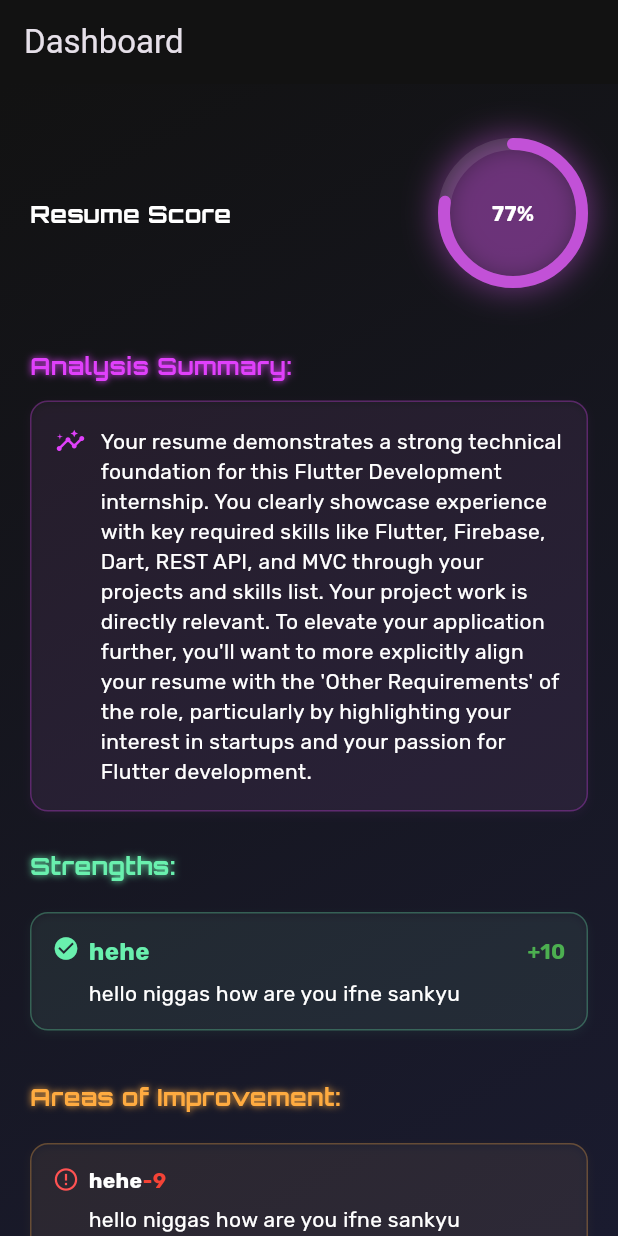
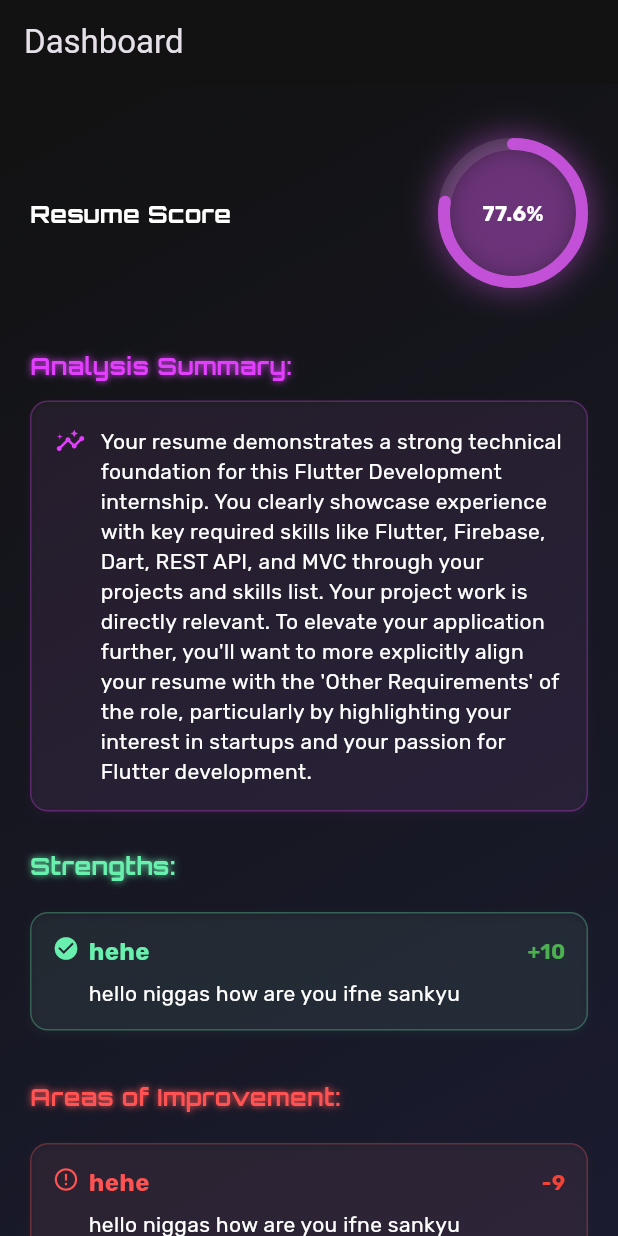
Before and after one commit to arrohisrivastava0/SynthCV, a Flutter app: the screen it shows after launch, on a phone screen of 412 x 824 dp. Run offline on Flutter 3.47's test engine with Material 3 defaults, Android fonts, the phone set to English and light mode, and no system bars; drawn by our look-alikes of percent_indicator; our stand-ins replace file_picker, fl_chart, flutter_dotenv, google_fonts, google_sign_in, hive and 1 more; missing offline and left inert: syncfusion_flutter_pdf; accounts and stored records are empty; Roboto replaces fonts that are missing (Montserrat).

Commit message:
Fixed dashboard

```diff
--- a/lib/screens/resume_score_screen.dart
+++ b/lib/screens/resume_score_screen.dart
@@ -187,22 +187,18 @@ class ResumeScoreScreen extends StatelessWidget {
                               ],
                             ),
                           ),
-
                         ],
                       ),
-
-
-                    )
-                ),
+                    )),
                 const SizedBox(height: 24),
                 Text(
                   "Areas of Improvement:",
                   style: GoogleFonts.orbitron(
                     fontSize: 16,
                     fontWeight: FontWeight.bold,
-                    color: Colors.orangeAccent,
+                    color: Colors.redAccent,
                     shadows: [
-                      const Shadow(blurRadius: 6, color: Colors.orangeAccent),
+                      const Shadow(blurRadius: 6, color: Colors.redAccent),
                     ],
                   ),
                 ),
@@ -214,10 +210,10 @@ class ResumeScoreScreen extends StatelessWidget {
                         color: Colors.white.withOpacity(0.03),
                         borderRadius: BorderRadius.circular(12),
                         border: Border.all(
-                            color: Colors.orangeAccent.withOpacity(0.3)),
+                            color: Colors.redAccent.withOpacity(0.3)),
                         boxShadow: [
                           BoxShadow(
-                            color: Colors.orangeAccent.withOpacity(0.05),
+                            color: Colors.redAccent.withOpacity(0.05),
                             blurRadius: 4,
                             offset: const Offset(0, 2),
                           ),
@@ -231,6 +227,7 @@ class ResumeScoreScreen extends StatelessWidget {
                           const SizedBox(width: 6),
                           Expanded(
                             child: Column(
+                              mainAxisAlignment: MainAxisAlignment.start,
                               crossAxisAlignment: CrossAxisAlignment.start,
                               children: [
                                 Row(
@@ -238,11 +235,12 @@ class ResumeScoreScreen extends StatelessWidget {
                                     Text(
                                       item['area'] ?? '',
                                       style: GoogleFonts.rubik(
-                                        color: Colors.white,
-                                        fontSize: 14,
+                                        color: Colors.redAccent,
+                                        fontSize: 16,
                                         fontWeight: FontWeight.bold,
                                       ),
                                     ),
+                                    const Spacer(),
                                     Text(
                                       item['score_impact'] ?? '',
                                       style: GoogleFonts.rubik(
@@ -269,6 +267,7 @@ class ResumeScoreScreen extends StatelessWidget {
                         ],
                       ),
                     )),
+                const SizedBox(height: 24),
                 Text(
                   "Suggestions to Improve:",
                   style: GoogleFonts.orbitron(
--- a/lib/widget/ats_analysis_widgets/visual_score.dart
+++ b/lib/widget/ats_analysis_widgets/visual_score.dart
@@ -229,7 +229,7 @@ class _VisualScoreRowState extends State<VisualScoreRow> with SingleTickerProvid
         lineWidth: 8.0,
         percent: percent.clamp(0.0, 1.0),
         center: Text(
-          "${(percent * 100).toInt()}%",
+          "${(percent * 100)}%",
           style: GoogleFonts.rubik(color: Colors.white, fontWeight: FontWeight.bold),
         ),
         progressColor: widget.color,
```
Lines whose indentation alone changed are shown as unchanged.
